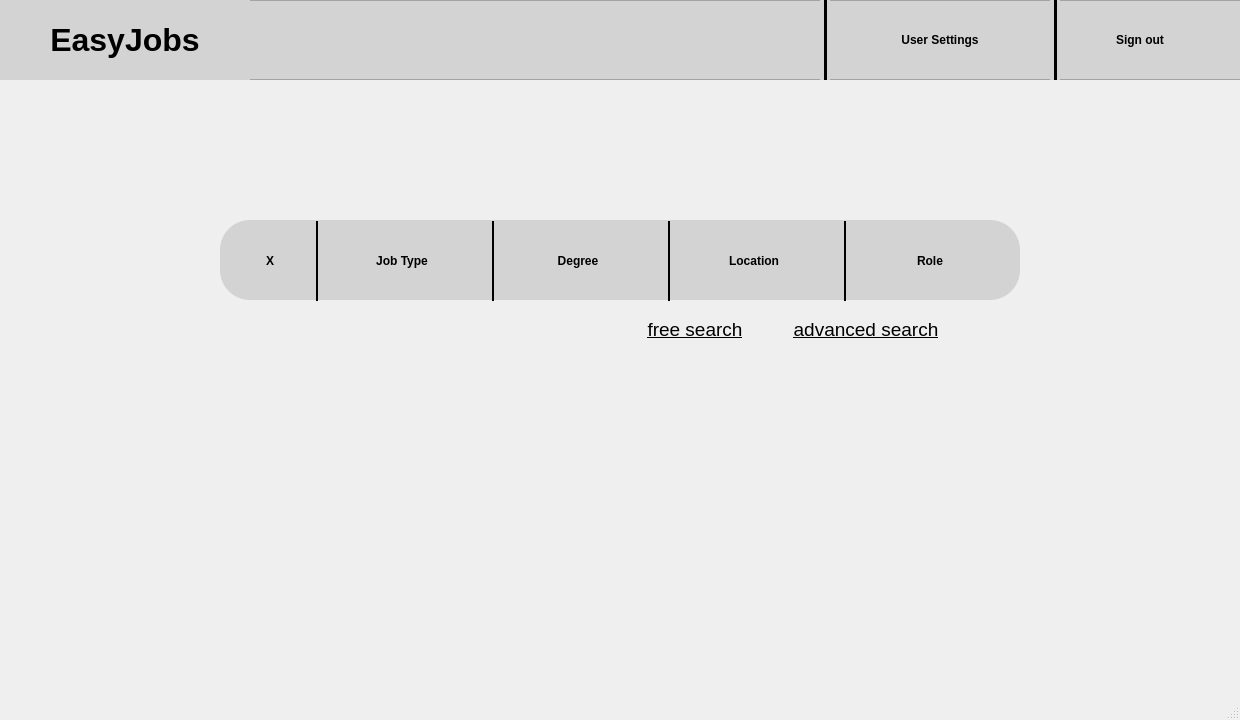
This is ui/homepage.ui in IvnGenza/EasyJob_39 as Qt 5 draws it before an edit. The edited form follows.
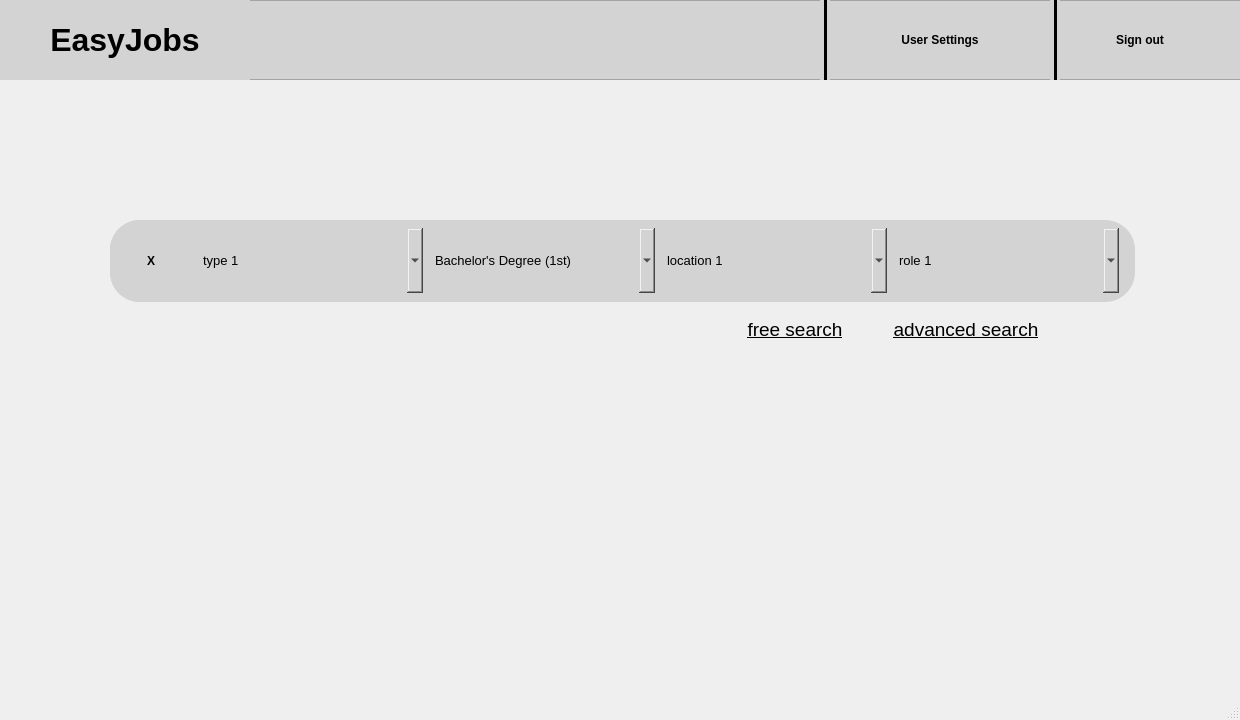
This is the edited form.

Diff of the .ui file:
```diff
--- a/ui/homepage.ui
+++ b/ui/homepage.ui
@@ -237,22 +237,22 @@
    <widget class="QFrame" name="search_frame">
     <property name="geometry">
      <rect>
-      <x>220</x>
+      <x>110</x>
       <y>220</y>
-      <width>800</width>
-      <height>80</height>
+      <width>1025</width>
+      <height>82</height>
      </rect>
     </property>
     <property name="minimumSize">
      <size>
-      <width>800</width>
-      <height>80</height>
+      <width>1025</width>
+      <height>82</height>
      </size>
     </property>
     <property name="maximumSize">
      <size>
-      <width>800</width>
-      <height>80</height>
+      <width>1025</width>
+      <height>82</height>
      </size>
     </property>
     <property name="styleSheet">
@@ -265,13 +265,12 @@
     <property name="frameShadow">
      <enum>QFrame::Raised</enum>
     </property>
-   </widget>
    <widget class="QWidget" name="horizontalLayoutWidget">
     <property name="geometry">
      <rect>
-      <x>230</x>
-      <y>220</y>
-      <width>786</width>
+       <x>0</x>
+       <y>0</y>
+       <width>1011</width>
       <height>82</height>
      </rect>
     </property>
@@ -308,151 +307,197 @@
       </widget>
      </item>
      <item>
-      <widget class="QPushButton" name="job_type_button">
+       <widget class="QComboBox" name="comboBox_job_type">
        <property name="minimumSize">
         <size>
-         <width>170</width>
-         <height>80</height>
+          <width>225</width>
+          <height>65</height>
         </size>
        </property>
        <property name="maximumSize">
         <size>
-         <width>150</width>
-         <height>80</height>
+          <width>225</width>
+          <height>65</height>
         </size>
        </property>
        <property name="font">
         <font>
-         <weight>75</weight>
-         <bold>true</bold>
-        </font>
-       </property>
-       <property name="cursor">
-        <cursorShape>PointingHandCursor</cursorShape>
-       </property>
+          <pointsize>10</pointsize>
+         </font>
+        </property>
        <property name="styleSheet">
-        <string notr="true">border-left: 2px solid black;
-border-radius: 0px;</string>
-       </property>
+         <string notr="true"/>
+        </property>
+        <item>
        <property name="text">
-        <string>Job Type</string>
-       </property>
-       <property name="flat">
-        <bool>true</bool>
-       </property>
+          <string>type 1</string>
+         </property>
+        </item>
+        <item>
+         <property name="text">
+          <string>type 2</string>
+         </property>
+        </item>
+        <item>
+         <property name="text">
+          <string>type 3</string>
+         </property>
+        </item>
+        <item>
+         <property name="text">
+          <string>type 4</string>
+         </property>
+        </item>
       </widget>
      </item>
      <item>
-      <widget class="QPushButton" name="degree_button">
+       <widget class="QComboBox" name="comboBox_degree">
        <property name="minimumSize">
         <size>
-         <width>170</width>
-         <height>80</height>
+          <width>225</width>
+          <height>65</height>
         </size>
        </property>
        <property name="maximumSize">
         <size>
-         <width>150</width>
-         <height>80</height>
+          <width>225</width>
+          <height>65</height>
         </size>
        </property>
        <property name="font">
         <font>
-         <weight>75</weight>
-         <bold>true</bold>
-        </font>
-       </property>
-       <property name="cursor">
-        <cursorShape>PointingHandCursor</cursorShape>
-       </property>
+          <pointsize>10</pointsize>
+         </font>
+        </property>
+        <property name="whatsThis">
+         <string>&lt;html&gt;&lt;head/&gt;&lt;body&gt;&lt;p align=&quot;center&quot;&gt;&lt;br/&gt;&lt;/p&gt;&lt;/body&gt;&lt;/html&gt;</string>
+        </property>
+        <property name="autoFillBackground">
+         <bool>false</bool>
+        </property>
        <property name="styleSheet">
-        <string notr="true">border-left: 2px solid black;
-border-radius: 0px;</string>
-       </property>
+         <string notr="true"/>
+        </property>
+        <item>
        <property name="text">
-        <string>Degree</string>
-       </property>
-       <property name="flat">
-        <bool>true</bool>
-       </property>
+          <string>Bachelor's Degree (1st)</string>
+         </property>
+        </item>
+        <item>
+         <property name="text">
+          <string>Masters's Degree (2nd)</string>
+         </property>
+        </item>
+        <item>
+         <property name="text">
+          <string>Ph.D (3rd)</string>
+         </property>
+        </item>
+        <item>
+         <property name="text">
+          <string>Freelancer</string>
+         </property>
+        </item>
       </widget>
      </item>
      <item>
-      <widget class="QPushButton" name="location_button">
+       <widget class="QComboBox" name="comboBox_location">
        <property name="minimumSize">
         <size>
-         <width>170</width>
-         <height>80</height>
+          <width>225</width>
+          <height>65</height>
         </size>
        </property>
        <property name="maximumSize">
         <size>
-         <width>150</width>
-         <height>80</height>
+          <width>225</width>
+          <height>65</height>
         </size>
        </property>
        <property name="font">
         <font>
-         <weight>75</weight>
-         <bold>true</bold>
-        </font>
-       </property>
-       <property name="cursor">
-        <cursorShape>PointingHandCursor</cursorShape>
+          <pointsize>10</pointsize>
+         </font>
+        </property>
+        <property name="whatsThis">
+         <string>&lt;html&gt;&lt;head/&gt;&lt;body&gt;&lt;p align=&quot;center&quot;&gt;&lt;br/&gt;&lt;/p&gt;&lt;/body&gt;&lt;/html&gt;</string>
        </property>
        <property name="styleSheet">
-        <string notr="true">border-left: 2px solid black;
-border-radius: 0px;</string>
-       </property>
+         <string notr="true"/>
+        </property>
+        <item>
        <property name="text">
-        <string>Location</string>
-       </property>
-       <property name="flat">
-        <bool>true</bool>
-       </property>
+          <string>location 1</string>
+         </property>
+        </item>
+        <item>
+         <property name="text">
+          <string>location 2</string>
+         </property>
+        </item>
+        <item>
+         <property name="text">
+          <string>location 3</string>
+         </property>
+        </item>
+        <item>
+         <property name="text">
+          <string>location 4</string>
+         </property>
+        </item>
       </widget>
      </item>
      <item>
-      <widget class="QPushButton" name="role_button">
+       <widget class="QComboBox" name="comboBox_role">
        <property name="minimumSize">
         <size>
-         <width>170</width>
-         <height>80</height>
+          <width>225</width>
+          <height>65</height>
         </size>
        </property>
        <property name="maximumSize">
         <size>
-         <width>150</width>
-         <height>80</height>
+          <width>225</width>
+          <height>65</height>
         </size>
        </property>
        <property name="font">
         <font>
-         <weight>75</weight>
-         <bold>true</bold>
-        </font>
-       </property>
-       <property name="cursor">
-        <cursorShape>PointingHandCursor</cursorShape>
-       </property>
+          <pointsize>10</pointsize>
+         </font>
+        </property>
        <property name="styleSheet">
-        <string notr="true">border-left: 2px solid black;
-border-radius: 0px;</string>
-       </property>
+         <string notr="true"/>
+        </property>
+        <item>
        <property name="text">
-        <string>Role</string>
-       </property>
-       <property name="flat">
-        <bool>true</bool>
-       </property>
+          <string>role 1</string>
+         </property>
+        </item>
+        <item>
+         <property name="text">
+          <string>role 2</string>
+         </property>
+        </item>
+        <item>
+         <property name="text">
+          <string>role 3</string>
+         </property>
+        </item>
+        <item>
+         <property name="text">
+          <string>role 4</string>
+         </property>
+        </item>
       </widget>
      </item>
     </layout>
    </widget>
+   </widget>
    <widget class="QWidget" name="horizontalLayoutWidget_2">
     <property name="geometry">
      <rect>
-      <x>620</x>
+      <x>720</x>
       <y>290</y>
       <width>348</width>
       <height>80</height>
```
Lines whose indentation alone changed are shown as unchanged.
